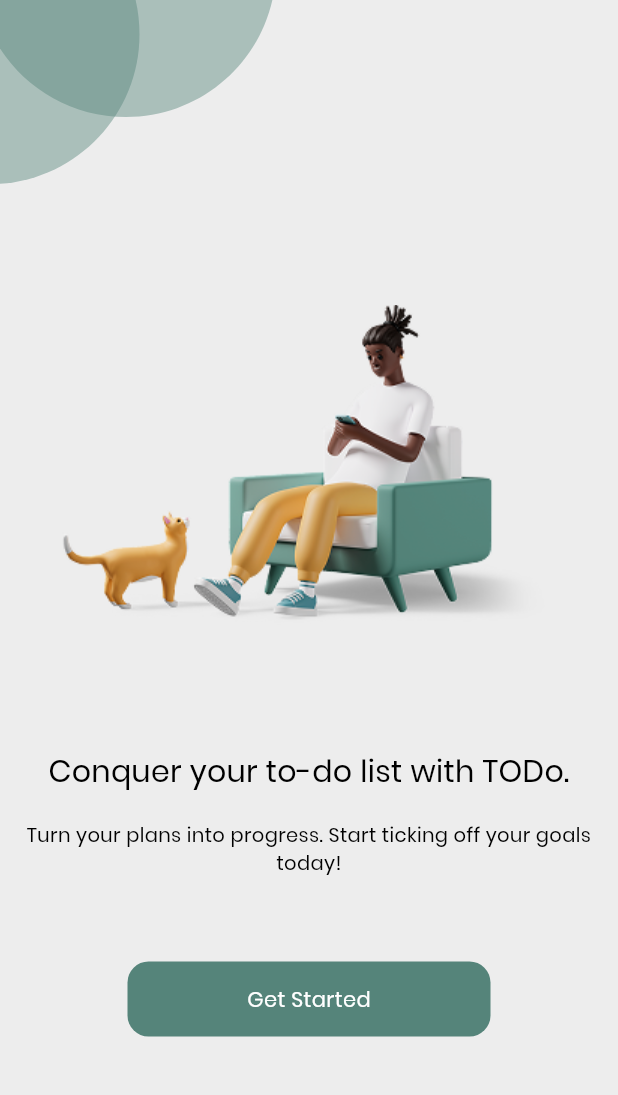
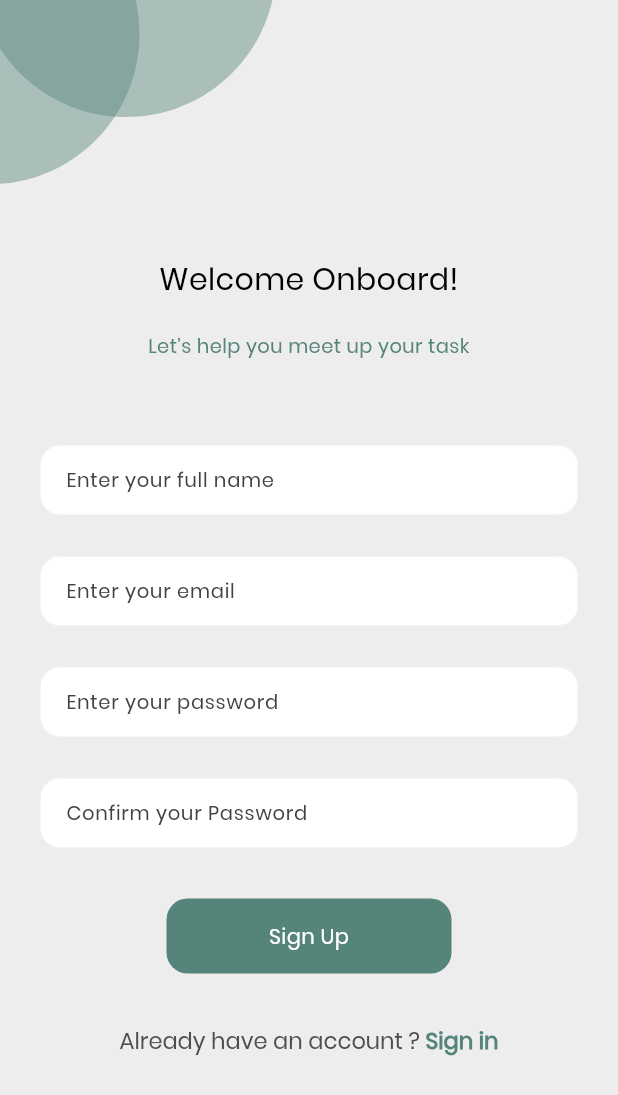
Before and after one commit to mozidan27/todo_list, a Flutter app: the SignUpView screen opened by its route, on a phone screen of 412 x 824 dp. Shown: the top 1095 px of the screen. Run offline on Flutter 3.47's test engine with Material 3 defaults, Android fonts, the phone set to English and light mode, and no system bars; our stand-ins replace flutter_svg, fluttertoast, get_it, shared_preferences; accounts and stored records are empty; project files that could hold a hidden picture were left out.

Commit message:
sign up page complete

```diff
--- a/lib/core/utils/app_colors.dart
+++ b/lib/core/utils/app_colors.dart
@@ -4,5 +4,8 @@ abstract class AppColors {
   static Color mintGreen = Color(0xff55847A);
   static Color backGround = Color(0xffededed);
   static Color black = Color(0xff000000);
+  static Color lighGrey = Color(0xff4e4e4e);
+  static Color darkGrey = Color(0xff424242);
   static Color white = Color(0xffFFFFFF);
+  static Color red = Color.fromARGB(255, 241, 0, 0);
 }
--- a/lib/core/widgets/my_custom_text_form_field.dart
+++ b/lib/core/widgets/my_custom_text_form_field.dart
@@ -1,5 +1,6 @@
 import 'package:flutter/material.dart';
 import 'package:todo_list/core/utils/app_colors.dart';
+import 'package:todo_list/core/utils/custom_text_style.dart';
 
 class MyCustomTextFormField extends StatelessWidget {
   const MyCustomTextFormField({
@@ -11,6 +12,7 @@ class MyCustomTextFormField extends StatelessWidget {
     this.controller,
     this.validator,
     required this.obscureText,
+    required this.label,
   });
   final String hint;
   final Widget? suffixIcon;
@@ -19,7 +21,7 @@ class MyCustomTextFormField extends StatelessWidget {
   final TextEditingController? controller;
   final String? Function(String?)? validator;
   final bool obscureText;
-
+  final String label;
   @override
   Widget build(BuildContext context) {
     return TextFormField(
@@ -28,23 +30,29 @@ class MyCustomTextFormField extends StatelessWidget {
       controller: controller,
       onChanged: onChanged,
       onFieldSubmitted: onFieldSubmittedl,
-      // style: CustomTextStyle.noto14WhiteMedium.copyWith(
-      //   color: AppColor.darkGrey,
+      // style: CustomTextStyle.poppins13W500Black.copyWith(
+      //   color: AppColors.darkGrey,
       // ),
       decoration: InputDecoration(
+        labelStyle: CustomTextStyle.poppins13W500Black.copyWith(
+          color: AppColors.darkGrey,
+        ),
+        labelText: label,
+        fillColor: AppColors.white,
+        filled: true,
         suffixIcon: suffixIcon,
         contentPadding: EdgeInsets.only(left: 14),
         hintText: hint,
-        // hintStyle: CustomTextStyles.noto14WhiteMedium.copyWith(
-        //   color: AppColor.lightGrey,
-        // ),
+        hintStyle: CustomTextStyle.poppins13W500Black.copyWith(
+          color: AppColors.darkGrey,
+        ),
         hintFadeDuration: Duration(days: 0),
         border: OutlineInputBorder(
           borderRadius: BorderRadius.circular(14),
-          borderSide: BorderSide(color: AppColors.backGround),
+          // borderSide: BorderSide(color: AppColors.black),
         ),
         focusedBorder: OutlineInputBorder(
-          borderSide: BorderSide(color: AppColors.backGround),
+          borderSide: BorderSide(color: AppColors.mintGreen),
           borderRadius: BorderRadius.circular(14),
         ),
         enabledBorder: OutlineInputBorder(
--- a/lib/features/auth/presentation/screen/sign_up_view.dart
+++ b/lib/features/auth/presentation/screen/sign_up_view.dart
@@ -1,10 +1,10 @@
 import 'package:flutter/material.dart';
 import 'package:flutter_svg/svg.dart';
-import 'package:todo_list/core/funcations/navigation.dart';
 import 'package:todo_list/core/helper/spacing.dart';
 import 'package:todo_list/core/utils/app_assets.dart';
+import 'package:todo_list/core/utils/app_colors.dart';
 import 'package:todo_list/core/utils/custom_text_style.dart';
-import 'package:todo_list/core/widgets/custom_bottom.dart';
+import 'package:todo_list/features/auth/presentation/widgets/custom_sign_up_form_field.dart';
 
 class SignUpView extends StatelessWidget {
   const SignUpView({super.key});
@@ -12,41 +12,34 @@ class SignUpView extends StatelessWidget {
   @override
   Widget build(BuildContext context) {
     return Scaffold(
-      body: Column(
+      body: SingleChildScrollView(
+        child: Column(
           crossAxisAlignment: CrossAxisAlignment.start,
           children: [
             SvgPicture.asset(Assets.imagesCircleImage),
-          verticalSpace(80),
-          Center(child: Image.asset(Assets.imagesOnboardingimagePNG)),
-          verticalSpace(43),
+            verticalSpace(49),
 
             Center(
               child: Text(
-              "Conquer your to-do list with TODo.",
+                "Welcome Onboard!",
                 style: CustomTextStyle.poppins20W500Black,
                 textAlign: TextAlign.center,
               ),
             ),
-          verticalSpace(18),
+            verticalSpace(20),
             Center(
               child: Text(
-              "Turn your plans into progress. Start ticking off your goals today!",
-              style: CustomTextStyle.poppins13W500Black,
+                "Let’s help you meet up your task",
+                style: CustomTextStyle.poppins13W500Black.copyWith(
+                  color: AppColors.mintGreen,
+                ),
                 textAlign: TextAlign.center,
               ),
             ),
             verticalSpace(56),
-
-          Padding(
-            padding: EdgeInsets.symmetric(horizontal: 85.0),
-            child: MyCustomButtom(
-              text: "Get Started",
-              onTap: () {
-                customnavigate(context, "/signup");
-              },
+            CustomSignUpFormField(),
+          ],
         ),
-          ),
-        ],
       ),
     );
   }
--- /dev/null
+++ b/lib/features/auth/presentation/widgets/custom_sign_up_form_field.dart
@@ -0,0 +1,57 @@
+import 'package:flutter/material.dart';
+import 'package:todo_list/core/helper/spacing.dart';
+import 'package:todo_list/core/widgets/custom_bottom.dart';
+import 'package:todo_list/core/widgets/my_custom_text_form_field.dart';
+import 'package:todo_list/features/auth/presentation/widgets/login_or_signup_text.dart';
+
+class CustomSignUpFormField extends StatelessWidget {
+  const CustomSignUpFormField({super.key});
+
+  @override
+  Widget build(BuildContext context) {
+    return Padding(
+      padding: const EdgeInsets.symmetric(horizontal: 26.0),
+      child: Form(
+        child: Column(
+          children: [
+            MyCustomTextFormField(
+              hint: "Enter your full name",
+              label: "Enter your full name",
+              obscureText: false,
+            ),
+            verticalSpace(26),
+            MyCustomTextFormField(
+              hint: "Enter your email",
+              label: "Enter your email",
+              obscureText: false,
+            ),
+            verticalSpace(26),
+            MyCustomTextFormField(
+              hint: "Enter your password",
+              label: "Enter your password",
+              obscureText: true,
+            ),
+            verticalSpace(26),
+            MyCustomTextFormField(
+              hint: "Confirm your Password",
+              label: "Confirm your Password",
+              obscureText: true,
+            ),
+            verticalSpace(33),
+
+            Padding(
+              padding: EdgeInsets.symmetric(horizontal: 85.0),
+              child: MyCustomButtom(text: "Sign Up", onTap: () {}),
+            ),
+            verticalSpace(33),
+
+            LogInOrSignUpText(
+              text1: "Already have an account ?",
+              text2: " Sign in",
+            ),
+          ],
+        ),
+      ),
+    );
+  }
+}
--- /dev/null
+++ b/lib/features/auth/presentation/widgets/login_or_signup_text.dart
@@ -0,0 +1,41 @@
+import 'package:flutter/gestures.dart';
+import 'package:flutter/material.dart';
+import 'package:todo_list/core/utils/app_colors.dart';
+import 'package:todo_list/core/utils/custom_text_style.dart';
+
+class LogInOrSignUpText extends StatelessWidget {
+  const LogInOrSignUpText({
+    super.key,
+    required this.text1,
+    required this.text2,
+    this.onTap,
+  });
+  final String text1;
+  final String text2;
+  final void Function()? onTap;
+  @override
+  Widget build(BuildContext context) {
+    return RichText(
+      text: TextSpan(
+        children: [
+          TextSpan(
+            text: text1,
+            style: CustomTextStyle.poppins13W500Black.copyWith(
+              color: AppColors.lighGrey,
+              fontSize: 15,
+            ),
+          ),
+          TextSpan(
+            text: text2,
+            style: CustomTextStyle.poppins13W500Black.copyWith(
+              fontWeight: FontWeight.bold,
+              fontSize: 15,
+              color: AppColors.mintGreen,
+            ),
+            recognizer: TapGestureRecognizer()..onTap = onTap,
+          ),
+        ],
+      ),
+    );
+  }
+}
```
Lines whose indentation alone changed are shown as unchanged.
